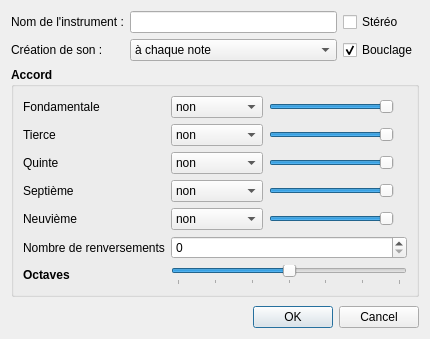
First picture: the form in sources/editor/tools/chords/toolchords_gui.ui, repository davy7125/polyphone, before the edit.
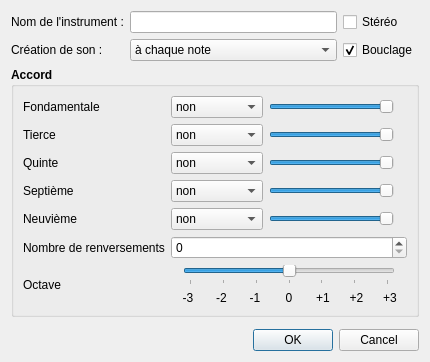
Second picture: the form after the edit.

Commit message:
Chord tool
Gui and attenuation fix

```diff
--- a/sources/editor/tools/chords/toolchords_gui.ui
+++ b/sources/editor/tools/chords/toolchords_gui.ui
@@ -7,7 +7,7 @@
     <x>0</x>
     <y>0</y>
     <width>430</width>
-    <height>339</height>
+    <height>362</height>
    </rect>
   </property>
   <property name="windowTitle">
@@ -487,39 +487,187 @@
         </property>
        </widget>
       </item>
-      <item row="4" column="3">
-       <widget class="QLabel" name="labelType9">
-        <property name="font">
-         <font>
-          <weight>50</weight>
-          <bold>false</bold>
-         </font>
-        </property>
-        <property name="text">
-         <string/>
-        </property>
-       </widget>
+      <item row="6" column="1" colspan="3">
+       <layout class="QGridLayout" name="gridLayout_4">
+        <item row="0" column="2">
+         <spacer name="horizontalSpacer_2">
+          <property name="orientation">
+           <enum>Qt::Horizontal</enum>
+          </property>
+          <property name="sizeType">
+           <enum>QSizePolicy::Fixed</enum>
+          </property>
+          <property name="sizeHint" stdset="0">
+           <size>
+            <width>6</width>
+            <height>20</height>
+           </size>
+          </property>
+         </spacer>
+        </item>
+        <item row="0" column="1">
+         <widget class="QSlider" name="sliderOctave">
+          <property name="minimum">
+           <number>-3</number>
+          </property>
+          <property name="maximum">
+           <number>3</number>
+          </property>
+          <property name="orientation">
+           <enum>Qt::Horizontal</enum>
+          </property>
+          <property name="tickPosition">
+           <enum>QSlider::TicksBelow</enum>
+          </property>
+         </widget>
+        </item>
+        <item row="0" column="0">
+         <spacer name="horizontalSpacer">
+          <property name="orientation">
+           <enum>Qt::Horizontal</enum>
+          </property>
+          <property name="sizeType">
+           <enum>QSizePolicy::Fixed</enum>
+          </property>
+          <property name="sizeHint" stdset="0">
+           <size>
+            <width>6</width>
+            <height>20</height>
+           </size>
+          </property>
+         </spacer>
+        </item>
+        <item row="1" column="0" colspan="3">
+         <layout class="QGridLayout" name="gridLayout_3">
+          <property name="spacing">
+           <number>0</number>
+          </property>
+          <item row="1" column="2">
+           <widget class="QLabel" name="label_11">
+            <property name="font">
+             <font>
+              <weight>50</weight>
+              <bold>false</bold>
+             </font>
+            </property>
+            <property name="text">
+             <string notr="true">-2</string>
+            </property>
+            <property name="alignment">
+             <set>Qt::AlignCenter</set>
+            </property>
+           </widget>
+          </item>
+          <item row="1" column="1">
+           <widget class="QLabel" name="label_10">
+            <property name="font">
+             <font>
+              <weight>50</weight>
+              <bold>false</bold>
+             </font>
+            </property>
+            <property name="text">
+             <string notr="true">-3</string>
+            </property>
+            <property name="alignment">
+             <set>Qt::AlignCenter</set>
+            </property>
+           </widget>
+          </item>
+          <item row="1" column="3">
+           <widget class="QLabel" name="label_12">
+            <property name="font">
+             <font>
+              <weight>50</weight>
+              <bold>false</bold>
+             </font>
+            </property>
+            <property name="text">
+             <string notr="true">-1</string>
+            </property>
+            <property name="alignment">
+             <set>Qt::AlignCenter</set>
+            </property>
+           </widget>
+          </item>
+          <item row="1" column="5">
+           <widget class="QLabel" name="label_14">
+            <property name="font">
+             <font>
+              <weight>50</weight>
+              <bold>false</bold>
+             </font>
+            </property>
+            <property name="text">
+             <string notr="true">+1</string>
+            </property>
+            <property name="alignment">
+             <set>Qt::AlignCenter</set>
+            </property>
+           </widget>
+          </item>
+          <item row="1" column="4">
+           <widget class="QLabel" name="label_13">
+            <property name="font">
+             <font>
+              <weight>50</weight>
+              <bold>false</bold>
+             </font>
+            </property>
+            <property name="text">
+             <string notr="true">0</string>
+            </property>
+            <property name="alignment">
+             <set>Qt::AlignCenter</set>
+            </property>
+           </widget>
+          </item>
+          <item row="1" column="6">
+           <widget class="QLabel" name="label_15">
+            <property name="font">
+             <font>
+              <weight>50</weight>
+              <bold>false</bold>
+             </font>
+            </property>
+            <property name="text">
+             <string notr="true">+2</string>
+            </property>
+            <property name="alignment">
+             <set>Qt::AlignCenter</set>
+            </property>
+           </widget>
+          </item>
+          <item row="1" column="7">
+           <widget class="QLabel" name="label_16">
+            <property name="font">
+             <font>
+              <weight>50</weight>
+              <bold>false</bold>
+             </font>
+            </property>
+            <property name="text">
+             <string notr="true">+3</string>
+            </property>
+            <property name="alignment">
+             <set>Qt::AlignCenter</set>
+            </property>
+           </widget>
+          </item>
+         </layout>
+        </item>
+       </layout>
       </item>
       <item row="6" column="0">
        <widget class="QLabel" name="label_9">
+        <property name="font">
+         <font>
+          <weight>50</weight>
+          <bold>false</bold>
+         </font>
+        </property>
         <property name="text">
-         <string>Octaves</string>
-        </property>
-       </widget>
-      </item>
-      <item row="6" column="1" colspan="3">
-       <widget class="QSlider" name="sliderOctave">
-        <property name="minimum">
-         <number>-3</number>
-        </property>
-        <property name="maximum">
-         <number>3</number>
-        </property>
-        <property name="orientation">
-         <enum>Qt::Horizontal</enum>
-        </property>
-        <property name="tickPosition">
-         <enum>QSlider::TicksBelow</enum>
+         <string>Octave</string>
         </property>
        </widget>
       </item>
```
Left out of the diff: 227 changed lines with no effect on the pictures. The commit also changes 1 other file.
